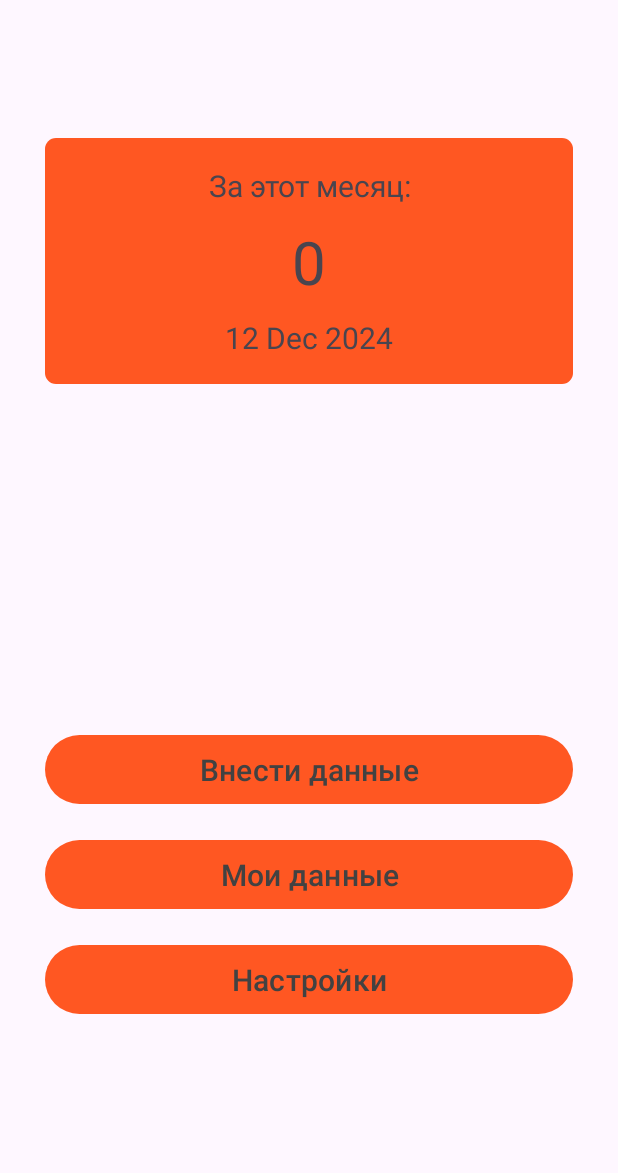
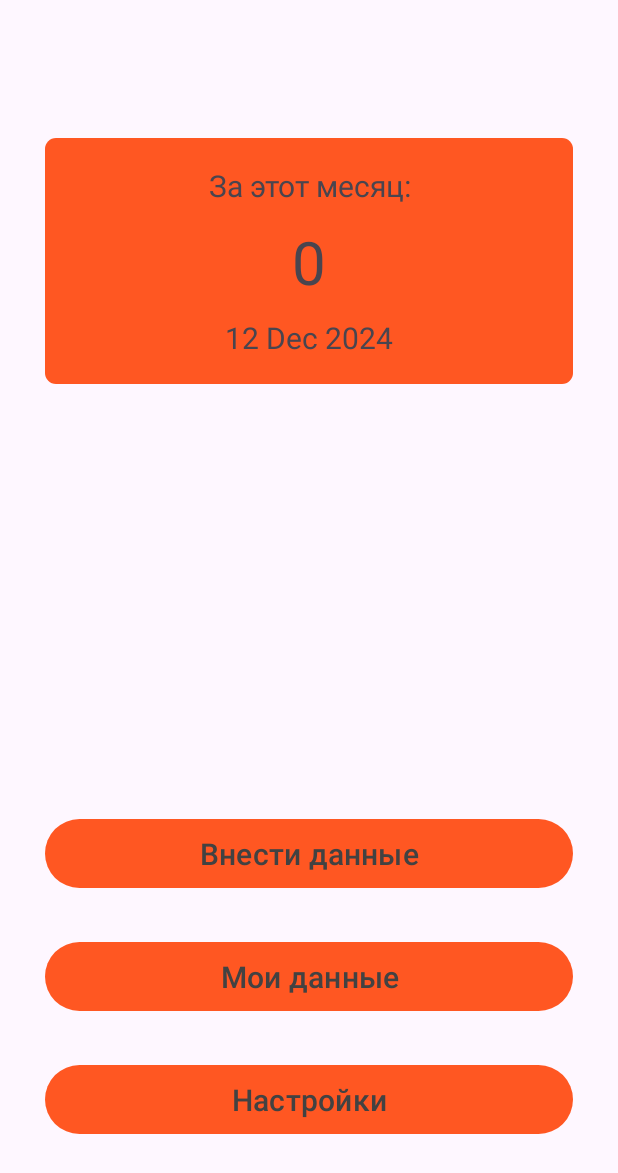
Before and after one commit to DevEvge/SalaryMeter-, an Android app: the screen it shows after launch (MainActivity), on a phone screen of 412 x 824 dp. Shown: the top 1173 px of the screen. Run offline under Robolectric (Android 15) with nearby library versions, the phone set to English and light mode, and no system bars.

Commit message:
add new layout to activity_main

```diff
--- a/app/src/main/res/layout/activity_main.xml
+++ b/app/src/main/res/layout/activity_main.xml
@@ -37,44 +37,53 @@
         <TextView
             android:layout_width="match_parent"
             android:layout_height="wrap_content"
+            android:layout_marginTop="10dp"
+            android:text="@string/Default_data"
             android:textAlignment="center"
-                android:textSize="20sp"
-                android:layout_marginTop="10dp"
-                android:text="@string/Default_data"/>
+            android:textSize="20sp" />
     </LinearLayout>
+
+    <LinearLayout
+        android:layout_width="match_parent"
+        android:layout_height="wrap_content"
+        android:layout_marginTop="286dp"
+        android:orientation="vertical">
+
 
         <Button
             android:id="@+id/buttonNewData"
             android:layout_width="match_parent"
             android:layout_height="54dp"
-            android:text="@string/buttonNewData"
-            android:layout_marginTop="230dp"
             android:layout_gravity="center"
             android:layout_marginHorizontal="30dp"
-            android:textSize="20sp"
-            android:textColor="@color/text"/>
+            android:text="@string/buttonNewData"
+            android:textColor="@color/text"
+            android:textSize="20sp" />
 
         <Button
             android:id="@+id/buttonGetData"
             android:layout_width="match_parent"
             android:layout_height="54dp"
-            android:text="@string/buttonGetData"
-            android:layout_marginTop="16dp"
             android:layout_gravity="center"
             android:layout_marginHorizontal="30dp"
-            android:textSize="20sp"
-            android:textColor="@color/text"/>
+            android:layout_marginTop="28dp"
+            android:text="@string/buttonGetData"
+            android:textColor="@color/text"
+            android:textSize="20sp" />
 
         <Button
             android:id="@+id/buttonSettings"
             android:layout_width="match_parent"
             android:layout_height="54dp"
-            android:text="@string/buttonSettings"
-            android:layout_marginTop="16dp"
             android:layout_gravity="center"
             android:layout_marginHorizontal="30dp"
-            android:textSize="20sp"
-            android:textColor="@color/text"/>
+            android:layout_marginTop="28dp"
+            android:text="@string/buttonSettings"
+            android:textColor="@color/text"
+            android:textSize="20sp" />
+
+    </LinearLayout>
+
 
 
 </LinearLayout>
--- a/app/src/main/res/layout/activity_new_data.xml
+++ b/app/src/main/res/layout/activity_new_data.xml
@@ -70,6 +70,7 @@
         android:layout_width="match_parent"
         android:layout_height="wrap_content"
         android:layout_marginHorizontal="30dp"
+        android:enabled="false"
         android:layout_marginTop="8dp"
         android:background="@drawable/rounded_input" />
 
```
Lines whose indentation alone changed are shown as unchanged.
